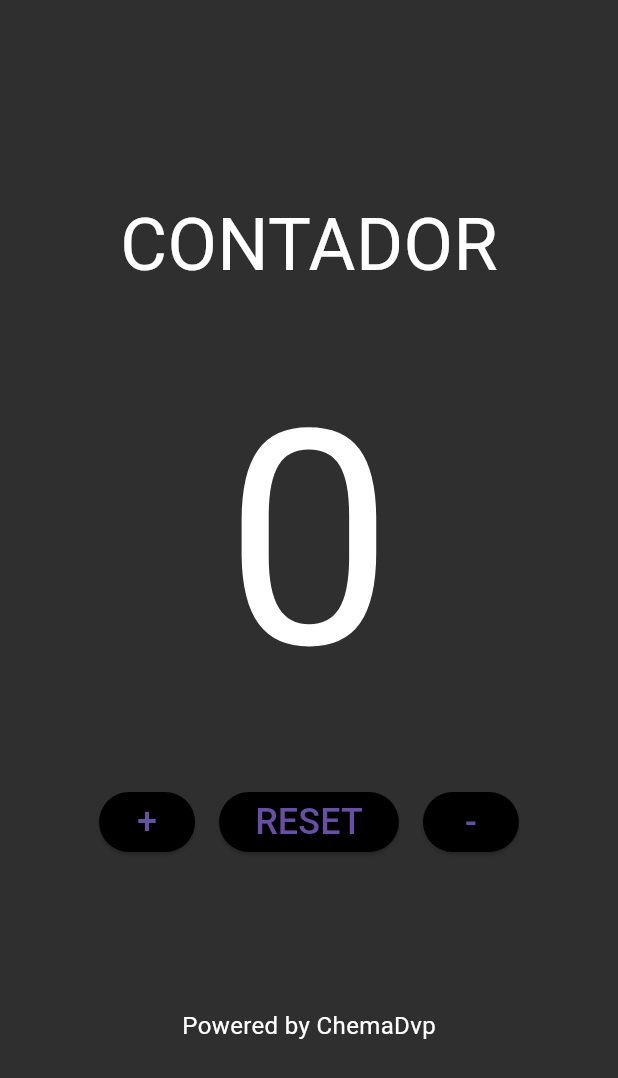
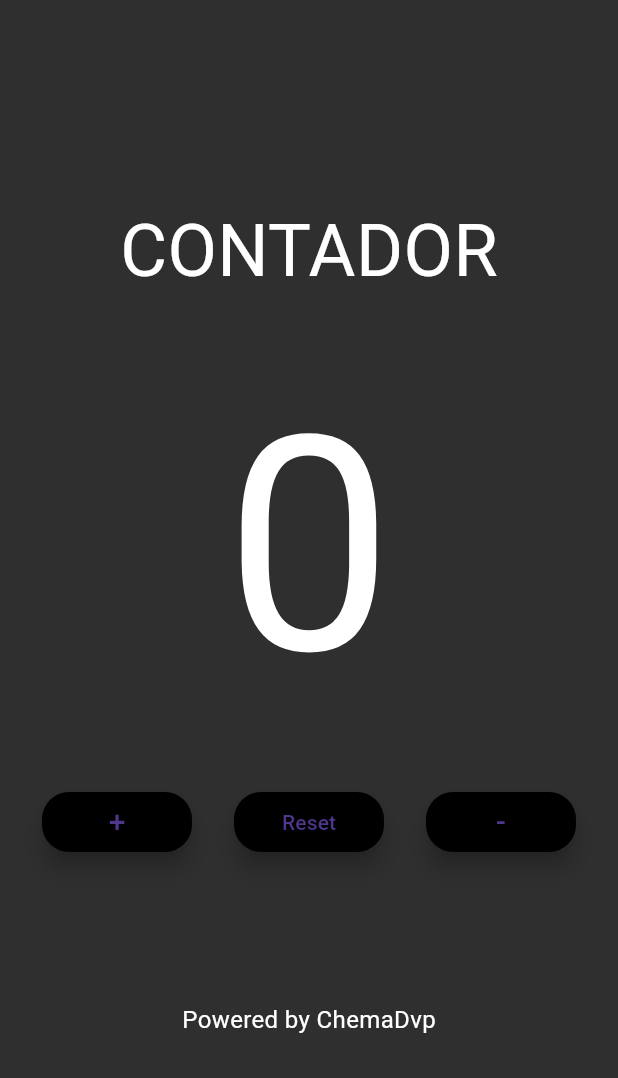
Before and after one commit to ChemaDvp/MartinezPalaciosA02, a Flutter app: the screen it shows after launch, on a phone screen of 412 x 824 dp. Shown: the top 1078 px of the screen. Run offline on Flutter 3.47's test engine with Material 3 defaults, Android fonts, the light colour scheme and no system bars; Roboto replaces fonts that are missing (poppins_bold, poppins_light, poppins_thin).

Commit message:
segundo commit

```diff
--- a/lib/main.dart
+++ b/lib/main.dart
@@ -1,94 +1,10 @@
 import 'package:flutter/material.dart';
+import 'package:martinezpalacios_a_02/page/page_contador.dart';
 
 class FragmentDos extends StatelessWidget {
   @override
   Widget build(BuildContext context) {
-    return Scaffold(
-      body: Container(
-        width: double.infinity,
-        height: double.infinity,
-        child: Column(
-          children: [
-            Expanded(
-              child: Container(
-                color: Color(0xFF2F2F2F),
-                child: Center(
-                  child: Column(
-                    mainAxisAlignment: MainAxisAlignment.center,
-                    children: [
-                      Text(
-                        'CONTADOR',
-                        style: TextStyle(
-                          fontFamily: 'poppins_bold',
-                          color: Colors.white,
-                          fontSize: 48,
-                        ),
-                      ),
-                      SizedBox(height: 20),
-                      Text(
-                        '0',
-                        style: TextStyle(
-                          fontFamily: 'poppins_thin',
-                          color: Colors.white,
-                          fontSize: 200,
-                        ),
-                      ),
-                      SizedBox(height: 20),
-                      Row(
-                        mainAxisAlignment: MainAxisAlignment.center,
-                        children: [
-                          ElevatedButton(
-                            onPressed: () {},
-                            style: ElevatedButton.styleFrom(
-                              primary: Colors.black,
-                            ),
-                            child: Text(
-                              '+',
-                              style: TextStyle(fontSize: 24),
-                            ),
-                          ),
-                          SizedBox(width: 16),
-                          ElevatedButton(
-                            onPressed: () {},
-                            style: ElevatedButton.styleFrom(
-                              primary: Colors.black,
-                            ),
-                            child: Text(
-                              'RESET',
-                              style: TextStyle(fontSize: 24),
-                            ),
-                          ),
-                          SizedBox(width: 16),
-                          ElevatedButton(
-                            onPressed: () {},
-                            style: ElevatedButton.styleFrom(
-                              primary: Colors.black,
-                            ),
-                            child: Text(
-                              '-',
-                              style: TextStyle(fontSize: 24),
-                            ),
-                          ),
-                        ],
-                      ),
-                      SizedBox(height: 100),
-                      Text(
-                        'Powered by ChemaDvp',
-                        style: TextStyle(
-                          fontFamily: 'poppins_light',
-                          color: Colors.white,
-                          fontSize: 16,
-                        ),
-                      ),
-                    ],
-                  ),
-                ),
-              ),
-            ),
-          ],
-        ),
-      ),
-    );
+    return Scaffold(body: Page_contador());
   }
 }
 
--- /dev/null
+++ b/lib/page/page_contador.dart
@@ -0,0 +1,95 @@
+import 'package:flutter/material.dart';
+import 'package:martinezpalacios_a_02/widget/btn.dart';
+
+class Page_contador extends StatefulWidget {
+  const Page_contador({super.key});
+
+  @override
+  State<Page_contador> createState() => _Page_contadorState();
+}
+
+class _Page_contadorState extends State<Page_contador> {
+  int count = 0;
+  void sumar() {
+    setState(() {
+      count++;
+      debugPrint('$count');
+    });
+  }
+
+  void reset() {
+    setState(() {
+      count = 0;
+      debugPrint('$count');
+    });
+  }
+
+  void restar() {
+    setState(() {
+      if (count > 0) {
+        count--;
+        debugPrint('$count');
+      }
+    });
+  }
+
+  @override
+  Widget build(BuildContext context) {
+    return Container(
+      width: double.infinity,
+      height: double.infinity,
+      child: Column(
+        children: [
+          Expanded(
+            child: Container(
+              color: Color(0xFF2F2F2F),
+              child: Center(
+                child: Column(
+                  mainAxisAlignment: MainAxisAlignment.center,
+                  children: [
+                    const Text(
+                      'CONTADOR',
+                      style: TextStyle(
+                        fontFamily: 'poppins_bold',
+                        color: Colors.white,
+                        fontSize: 48,
+                      ),
+                    ),
+                    const SizedBox(height: 20),
+                    Text(
+                      '$count',
+                      style: const TextStyle(
+                        fontFamily: 'poppins_thin',
+                        color: Colors.white,
+                        fontSize: 200,
+                      ),
+                    ),
+                    const SizedBox(height: 20),
+                    Row(
+                      mainAxisAlignment: MainAxisAlignment.spaceEvenly,
+                      children: [
+                        Boton_contador(text: '+', fontSize: 20, click: sumar),
+                        Boton_contador(
+                            text: 'Reset', fontSize: 14, click: reset),
+                        Boton_contador(text: '-', fontSize: 20, click: restar),
+                      ],
+                    ),
+                    const SizedBox(height: 100),
+                    const Text(
+                      'Powered by ChemaDvp',
+                      style: TextStyle(
+                        fontFamily: 'poppins_light',
+                        color: Colors.white,
+                        fontSize: 16,
+                      ),
+                    ),
+                  ],
+                ),
+              ),
+            ),
+          ),
+        ],
+      ),
+    );
+  }
+}
--- /dev/null
+++ b/lib/widget/btn.dart
@@ -0,0 +1,29 @@
+import 'package:flutter/material.dart';
+
+class Boton_contador extends StatelessWidget {
+  final String text;
+  final double fontSize;
+  final VoidCallback click;
+  const Boton_contador(
+      {super.key,
+      required this.text,
+      required this.fontSize,
+      required this.click});
+
+  @override
+  Widget build(BuildContext context) {
+    return SizedBox(
+      width: 100,
+      height: 40,
+      child: FloatingActionButton(
+        onPressed: click,
+        backgroundColor: Colors.black,
+        shape: RoundedRectangleBorder(borderRadius: BorderRadius.circular(18)),
+        child: Text(
+          text,
+          style: TextStyle(fontSize: fontSize),
+        ),
+      ),
+    );
+  }
+}
```
